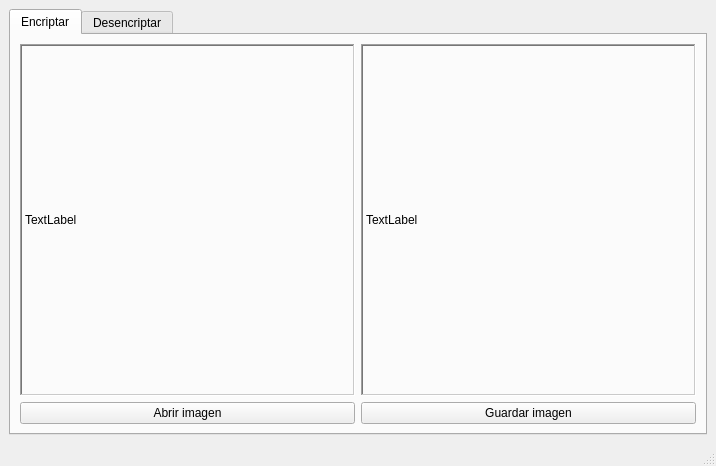
Old version of the form mainwindow.ui in the repository FFahrenheit/QTImageEncryption.
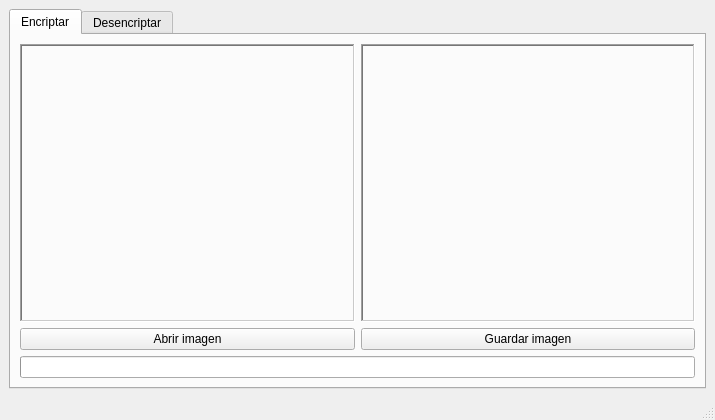
New version of the form.

```diff
--- a/mainwindow.ui
+++ b/mainwindow.ui
@@ -6,8 +6,8 @@
    <rect>
     <x>0</x>
     <y>0</y>
-    <width>716</width>
-    <height>466</height>
+    <width>715</width>
+    <height>420</height>
    </rect>
   </property>
   <property name="windowTitle">
@@ -20,6 +20,9 @@
       <property name="currentIndex">
        <number>0</number>
       </property>
+      <property name="tabBarAutoHide">
+       <bool>false</bool>
+      </property>
       <widget class="QWidget" name="tab">
        <attribute name="title">
         <string>Encriptar</string>
@@ -34,7 +37,7 @@
            <enum>QFrame::Sunken</enum>
           </property>
           <property name="text">
-           <string>TextLabel</string>
+           <string/>
           </property>
          </widget>
         </item>
@@ -47,7 +50,7 @@
            <enum>QFrame::Sunken</enum>
           </property>
           <property name="text">
-           <string>TextLabel</string>
+           <string/>
           </property>
          </widget>
         </item>
@@ -65,6 +68,22 @@
           </property>
          </widget>
         </item>
+        <item row="2" column="0" colspan="2">
+         <widget class="QProgressBar" name="encryption_progress">
+          <property name="enabled">
+           <bool>true</bool>
+          </property>
+          <property name="value">
+           <number>0</number>
+          </property>
+          <property name="textVisible">
+           <bool>false</bool>
+          </property>
+          <property name="invertedAppearance">
+           <bool>false</bool>
+          </property>
+         </widget>
+        </item>
        </layout>
       </widget>
       <widget class="QWidget" name="tab_2">
```
Left out of the diff: 2 changed lines with no effect on the pictures.
